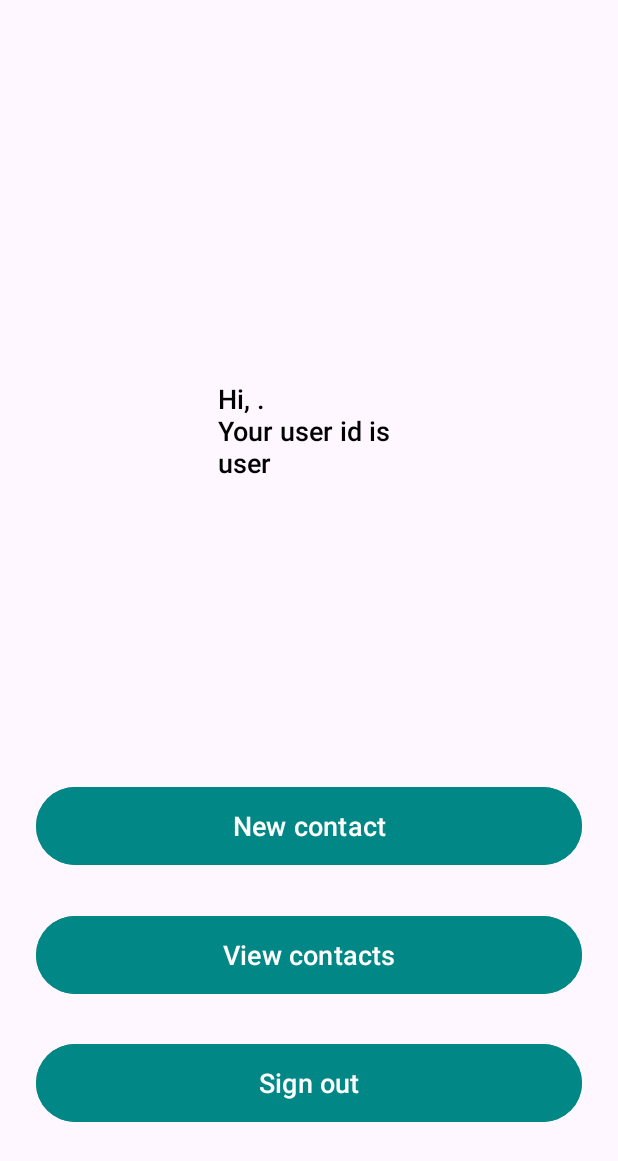
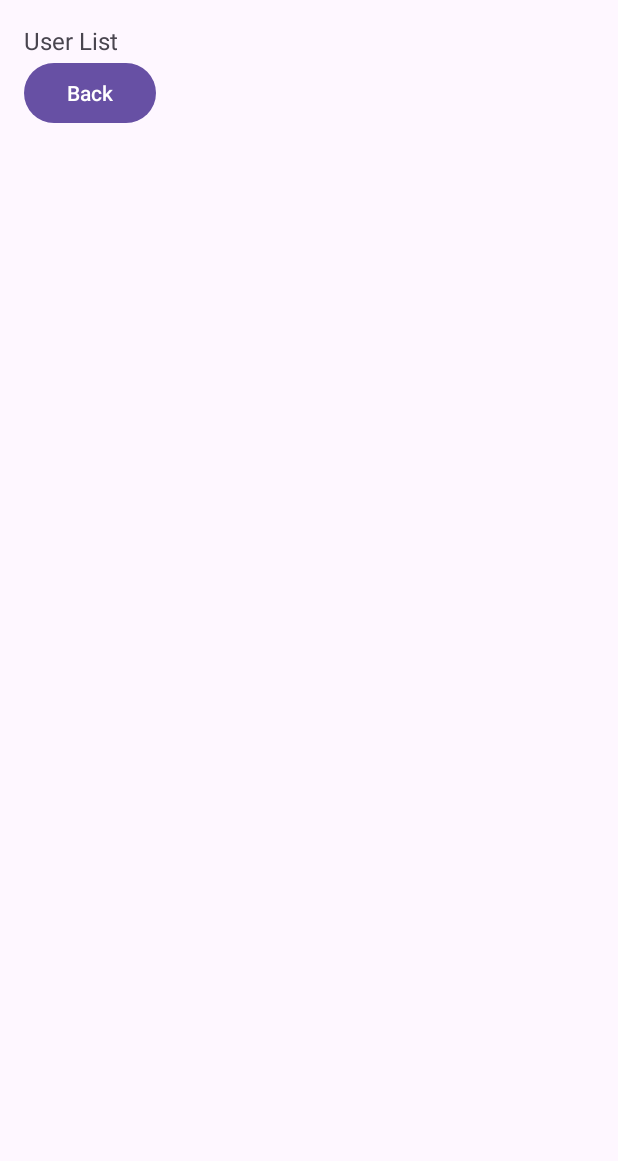
Before and after one commit to MejoresColegios/AutenticatorAndroid, an Android app: the MainActivity screen opened directly, with no data from a screen before it, after a tap on "View contacts", on a phone screen of 412 x 824 dp. Shown: the top 1161 px of the screen. Run offline under Robolectric (Android 15) with nearby library versions, the light colour scheme and no system bars; our stand-ins replace Firebase (no records; nobody signed in at launch, a user with empty details on screens opened directly).

Commit message:
Implementado ver contactos del usuario autenticado

```diff
--- a/app/src/main/java/com/mejorescolegios/autenticacion/Views/MainActivity.java
+++ b/app/src/main/java/com/mejorescolegios/autenticacion/Views/MainActivity.java
@@ -1,6 +1,5 @@
 package com.mejorescolegios.autenticacion.Views;
 
-import static com.mejorescolegios.autenticacion.R.string.btnNewContact;
 import static com.mejorescolegios.autenticacion.R.string.sesi_n_cerrada;
 
 import android.annotation.SuppressLint;
@@ -60,7 +59,7 @@ public class MainActivity extends AppCompatActivity {
         btnViewContacts.setOnClickListener(new View.OnClickListener() {
             @Override
             public void onClick(View view) {
-                //startActivity(new Intent(MainActivity.this, ViewContacts.class));
+                startActivity(new Intent(MainActivity.this, ViewContactsActivity.class));
             }
         });
 
--- /dev/null
+++ b/app/src/main/java/com/mejorescolegios/autenticacion/Views/ViewContactsActivity.java
@@ -0,0 +1,93 @@
+package com.mejorescolegios.autenticacion.Views;
+
+import android.os.Bundle;
+import android.widget.Button;
+import android.widget.TextView;
+import android.widget.Toast;
+
+import androidx.annotation.NonNull;
+import androidx.appcompat.app.AppCompatActivity;
+
+import com.google.firebase.auth.FirebaseAuth;
+import com.google.firebase.auth.FirebaseUser;
+import com.google.firebase.database.DataSnapshot;
+import com.google.firebase.database.DatabaseError;
+import com.google.firebase.database.DatabaseReference;
+import com.google.firebase.database.FirebaseDatabase;
+import com.google.firebase.database.ValueEventListener;
+import com.mejorescolegios.autenticacion.Model.Contacto;
+import com.mejorescolegios.autenticacion.R;
+
+import java.util.ArrayList;
+import java.util.List;
+
+public class ViewContactsActivity extends AppCompatActivity {
+
+    private TextView tvUserList;
+    private Button btnBack;
+    private String uidUser;
+
+    private FirebaseDatabase database;
+    private FirebaseAuth auth;
+    private DatabaseReference contactosRef;
+
+    @Override
+    protected void onCreate(Bundle savedInstanceState) {
+        super.onCreate(savedInstanceState);
+        setContentView(R.layout.activity_view_contacts);
+
+        // Inicializar Firebase Database y Auth
+        database = FirebaseDatabase.getInstance("https://autenticacion-ffa84-default-rtdb.europe-west1.firebasedatabase.app");
+        auth = FirebaseAuth.getInstance();
+        FirebaseUser user = auth.getCurrentUser();
+
+        if (user != null) {
+            uidUser = user.getUid();
+
+            // Inicializar referencias
+            contactosRef = database.getReference("contactos");
+            tvUserList = findViewById(R.id.tvUserList); // Asegúrate de que este ID existe en tu XML
+
+            // Leer base de datos filtrando por uidUser
+            contactosRef.orderByChild("uidUser").equalTo(uidUser).addListenerForSingleValueEvent(new ValueEventListener() {
+                @Override
+                public void onDataChange(DataSnapshot dataSnapshot) {
+                    List<Contacto> contactosList = new ArrayList<>();
+                    for (DataSnapshot snapshot : dataSnapshot.getChildren()) {
+                        Contacto contacto = snapshot.getValue(Contacto.class);
+                        if (contacto != null) {
+                            contactosList.add(contacto);
+                        }
+                    }
+                    if (!contactosList.isEmpty()) {
+                        displayContactos(contactosList);
+                    } else {
+                        Toast.makeText(ViewContactsActivity.this, "No se encontraron contactos", Toast.LENGTH_SHORT).show();
+                    }
+                }
+
+                @Override
+                public void onCancelled(@NonNull DatabaseError error) {
+                    Toast.makeText(ViewContactsActivity.this, "Error al recuperar datos", Toast.LENGTH_SHORT).show();
+                }
+            });
+
+            // Botón volver
+            btnBack = findViewById(R.id.btnBack);
+            btnBack.setOnClickListener(v -> finish());
+
+        } else {
+            Toast.makeText(this, "Usuario no autenticado", Toast.LENGTH_SHORT).show();
+        }
+    }
+
+    private void displayContactos(List<Contacto> contactosList) {
+        StringBuilder sb = new StringBuilder();
+        for (Contacto contacto : contactosList) {
+            sb.append("Name: ").append(contacto.getNombre()).append("\n");
+            sb.append("Email: ").append(contacto.getCorreo()).append("\n");
+            sb.append("Phone: ").append(contacto.getTelefono()).append("\n\n");
+        }
+        tvUserList.setText(sb.toString());
+    }
+}
--- /dev/null
+++ b/app/src/main/res/layout/activity_view_contacts.xml
@@ -0,0 +1,20 @@
+<?xml version="1.0" encoding="utf-8"?>
+<LinearLayout xmlns:android="http://schemas.android.com/apk/res/android"
+    android:layout_width="match_parent"
+    android:layout_height="match_parent"
+    android:orientation="vertical"
+    android:padding="16dp">
+
+    <TextView
+        android:id="@+id/tvUserList"
+        android:layout_width="match_parent"
+        android:layout_height="wrap_content"
+        android:text="User List"
+        android:textSize="16sp" />
+
+    <Button
+        android:id="@+id/btnBack"
+        android:layout_width="wrap_content"
+        android:layout_height="wrap_content"
+        android:text="Back" />
+</LinearLayout>
--- a/app/src/main/res/values/strings.xml
+++ b/app/src/main/res/values/strings.xml
@@ -32,4 +32,5 @@
     <string name="Phone">Phone</string>
     <string name="Cancel">Cancel</string>
     <string name="Save">Save</string>
+    <string name="back">Back</string>
 </resources>
```
Also changed, not shown: app/src/main/AndroidManifest.xml (+6 -3 lines), app/src/main/java/com/mejorescolegios/autenticacion/Views/InsertContactActivity.java (+1 -7 lines), 1 other file.
